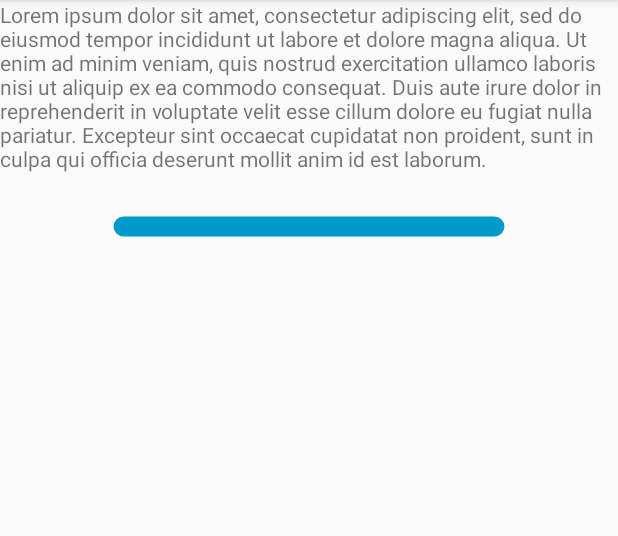
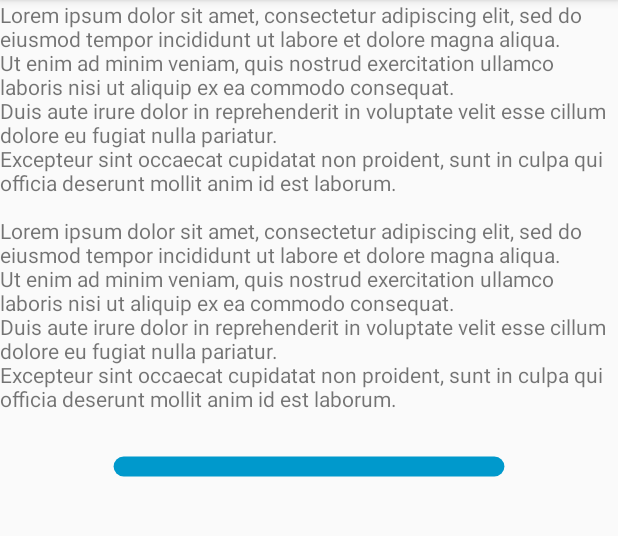
Before and after one commit to yfujiki/MaterialPathTransitionSample, an Android app: the screen it shows after launch (MainActivity), on a phone screen of 412 x 824 dp, the part 84-620 px from its top. Run offline under Robolectric (Android 15) with nearby library versions, the phone set to English and light mode, and no system bars.

Commit message:
Updated label strings for better styling

```diff
--- a/app/src/main/res/values/strings.xml
+++ b/app/src/main/res/values/strings.xml
@@ -1,6 +1,6 @@
 <resources>
     <string name="app_name">MaterialPathTransitionSample</string>
-    <string name="loren_ipsum">Lorem ipsum dolor sit amet, consectetur adipiscing elit, sed do eiusmod tempor incididunt ut labore et dolore magna aliqua. Ut enim ad minim veniam, quis nostrud exercitation ullamco laboris nisi ut aliquip ex ea commodo consequat. Duis aute irure dolor in reprehenderit in voluptate velit esse cillum dolore eu fugiat nulla pariatur. Excepteur sint occaecat cupidatat non proident, sunt in culpa qui officia deserunt mollit anim id est laborum.</string>
+    <string name="loren_ipsum">Lorem ipsum dolor sit amet, consectetur adipiscing elit, sed do eiusmod tempor incididunt ut labore et dolore magna aliqua. \nUt enim ad minim veniam, quis nostrud exercitation ullamco laboris nisi ut aliquip ex ea commodo consequat. \nDuis aute irure dolor in reprehenderit in voluptate velit esse cillum dolore eu fugiat nulla pariatur. \nExcepteur sint occaecat cupidatat non proident, sunt in culpa qui officia deserunt mollit anim id est laborum.\n\nLorem ipsum dolor sit amet, consectetur adipiscing elit, sed do eiusmod tempor incididunt ut labore et dolore magna aliqua. \nUt enim ad minim veniam, quis nostrud exercitation ullamco laboris nisi ut aliquip ex ea commodo consequat. \nDuis aute irure dolor in reprehenderit in voluptate velit esse cillum dolore eu fugiat nulla pariatur. \nExcepteur sint occaecat cupidatat non proident, sunt in culpa qui officia deserunt mollit anim id est laborum.</string>
     <string name="open_map">Open Map</string>
     <string name="close">Close</string>
 </resources>
```
